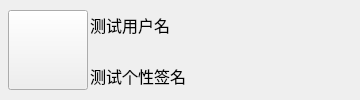
Qt form frienditem.ui (liushuai0417/ThreeKingdom_Kill) before a commit.
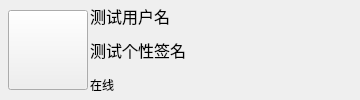
The same form after that commit. Icons and pictures are not drawn.

Patch:
```diff
--- a/frienditem.ui
+++ b/frienditem.ui
@@ -138,6 +138,18 @@
            </property>
           </widget>
          </item>
+         <item>
+          <widget class="QLabel" name="lb_state">
+           <property name="font">
+            <font>
+             <family>华文行楷</family>
+            </font>
+           </property>
+           <property name="text">
+            <string>在线</string>
+           </property>
+          </widget>
+         </item>
         </layout>
        </widget>
       </item>
```
